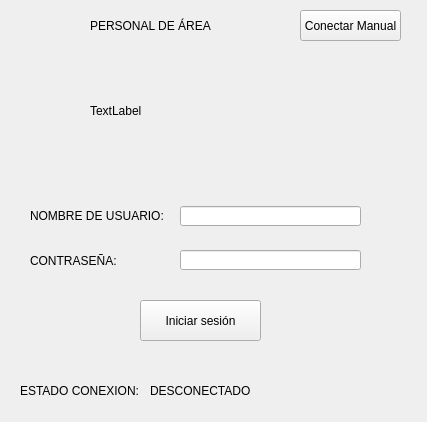
Huber-Ticona/SAGOT_personal_area, file login.ui: the form before one commit.
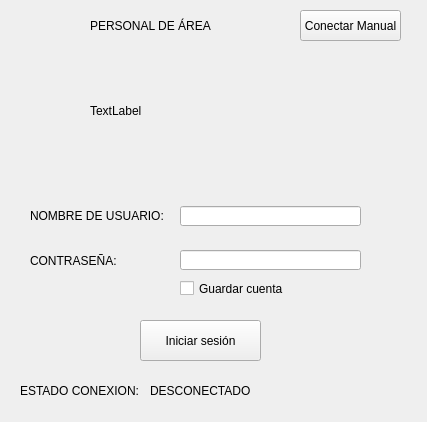
The form after the commit.

What changed in the file:
```diff
--- a/login.ui
+++ b/login.ui
@@ -17,7 +17,7 @@
    <property name="geometry">
     <rect>
      <x>140</x>
-     <y>300</y>
+     <y>320</y>
      <width>121</width>
      <height>41</height>
     </rect>
@@ -155,6 +155,19 @@
     <string>DESCONECTADO</string>
    </property>
   </widget>
+  <widget class="QCheckBox" name="checkBox">
+   <property name="geometry">
+    <rect>
+     <x>180</x>
+     <y>280</y>
+     <width>131</width>
+     <height>17</height>
+    </rect>
+   </property>
+   <property name="text">
+    <string>Guardar cuenta</string>
+   </property>
+  </widget>
  </widget>
  <resources/>
  <connections/>
```
